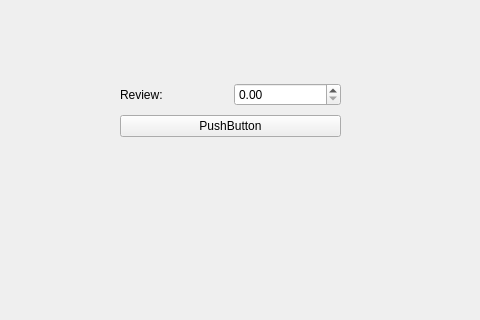
This is modules/UI/src/moviedetails.ui in PerryVrajnitorincul26/proiectMCPP as Qt 5 draws it before an edit; both pictures show x 0 to 480 and y 0 to 320 of the 887 by 474 pixel window. The edited form follows.
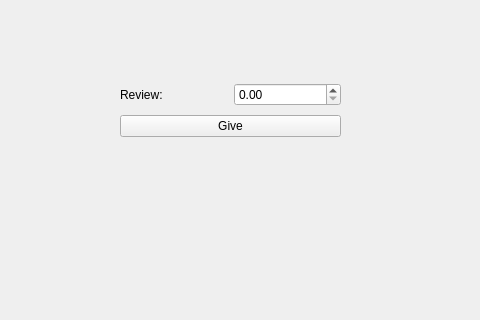
This is the edited form.

Commit message: Added field "userReview" to class Movie. The user will be able to review each movie(0-5). Also modified ui.

```diff
--- a/modules/UI/src/moviedetails.ui
+++ b/modules/UI/src/moviedetails.ui
@@ -40,7 +40,7 @@
     <item>
      <widget class="QPushButton" name="pushButton">
       <property name="text">
-       <string>PushButton</string>
+       <string>Give</string>
       </property>
      </widget>
     </item>
```
Left out of the diff: 2 changed lines with no effect on the pictures. The commit also changes 5 other files.
